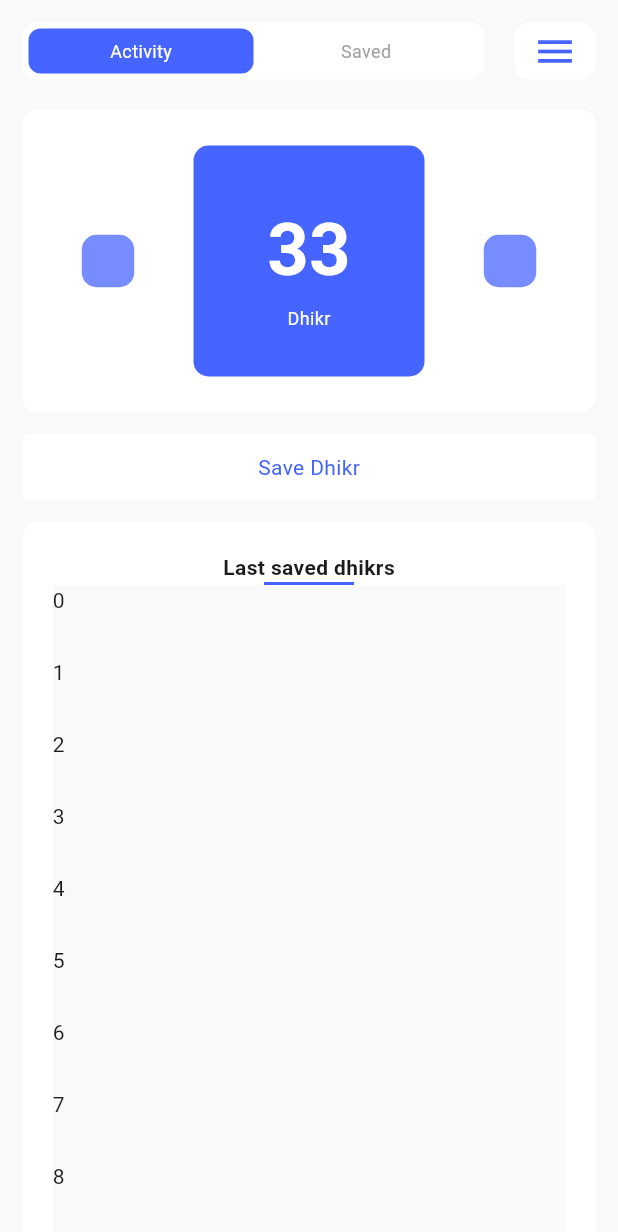
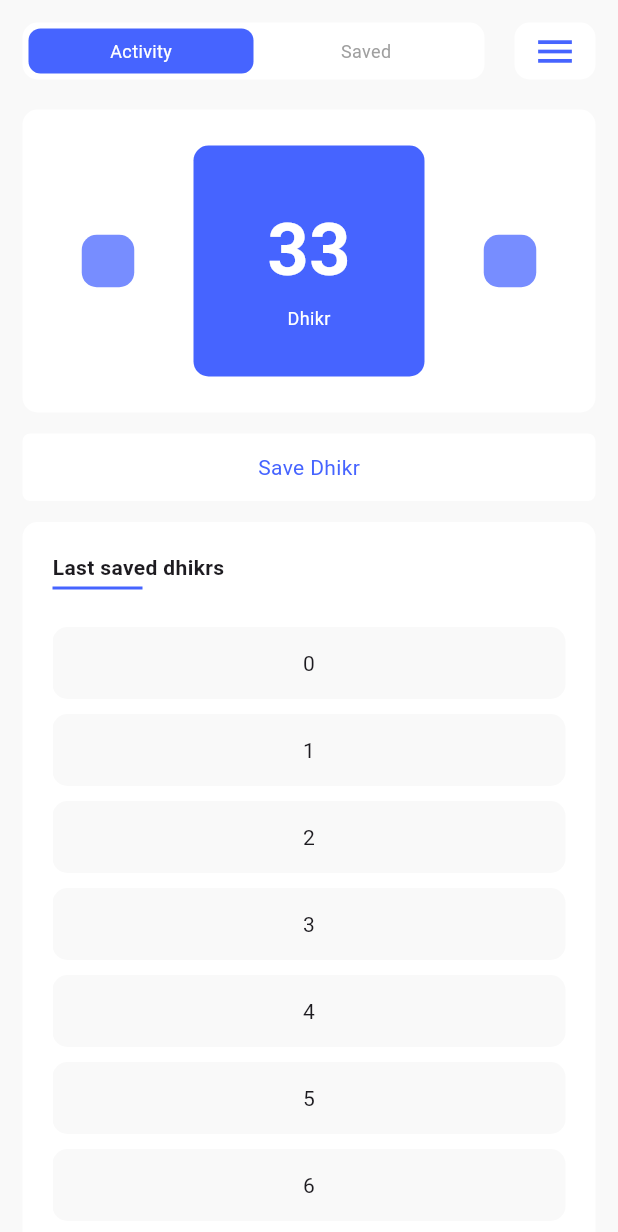
Before and after one commit to OlegPark/Dhikr_counter, a Flutter app: the screen it shows after launch, on a phone screen of 412 x 824 dp. Shown: the top 1232 px of the screen. Run offline on Flutter 3.47's test engine with Material 3 defaults, Android fonts, the light colour scheme and no system bars.

Commit message:
Добавил Датабэйс панель

```diff
--- a/lib/pages/home/db_panel.dart
+++ b/lib/pages/home/db_panel.dart
@@ -17,6 +17,7 @@ class DBPanel extends StatelessWidget {
         ),
         padding: const EdgeInsets.only(top: 20, left: 20, right: 20),
         child: Column(
+          crossAxisAlignment: CrossAxisAlignment.start,
           children: [
             const Text(
               'Last saved dhikrs',
@@ -28,6 +29,7 @@ class DBPanel extends StatelessWidget {
               width: 60,
               height: 2,
               color: alphaBlue,
+              margin: const EdgeInsets.only(top: 3, bottom: 15),
             ),
             Expanded(
               child: ListView.builder(
@@ -35,8 +37,12 @@ class DBPanel extends StatelessWidget {
                 itemBuilder: (context, index) {
                   return Container(
                     height: 48,
-                    decoration: BoxDecoration(color: alphaGreyLight),
-                    child: Text('$index'),
+                    decoration: BoxDecoration(
+                      color: alphaGreyLight,
+                      borderRadius: BorderRadius.circular(10),
+                    ),
+                    margin: const EdgeInsets.only(top: 10),
+                    child: Center(child: Text('$index'),),
                   );
                 },
               ),
```
